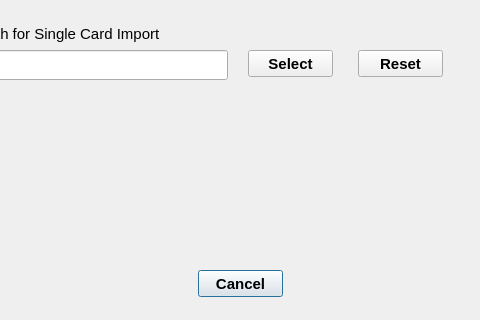
kowmang/Eqsl_Program, file gui_data/frm_single_card_import.ui: the form before one commit; both pictures show x 142 to 622 and y 280 to 600 of the 800 by 600 pixel window.
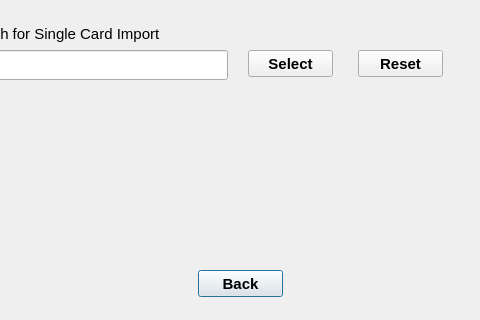
The form after the commit.

The edit to the form file:
```diff
--- a/gui_data/frm_single_card_import.ui
+++ b/gui_data/frm_single_card_import.ui
@@ -32,7 +32,7 @@
     </font>
    </property>
    <property name="text">
-    <string>Cancel</string>
+    <string>Back</string>
    </property>
   </widget>
   <widget class="QLineEdit" name="txt_date_single">
```
Left out of the diff: 11 changed lines with no effect on the pictures.
